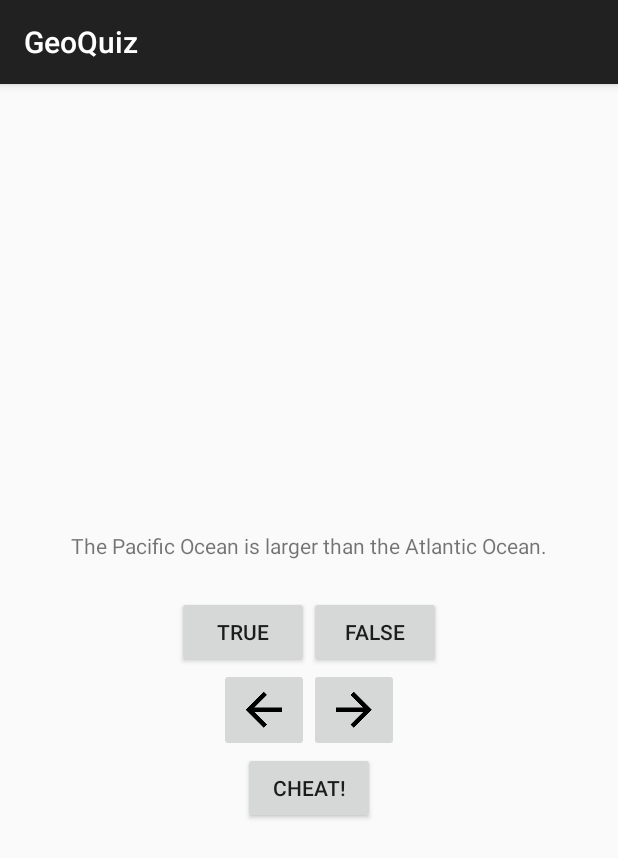
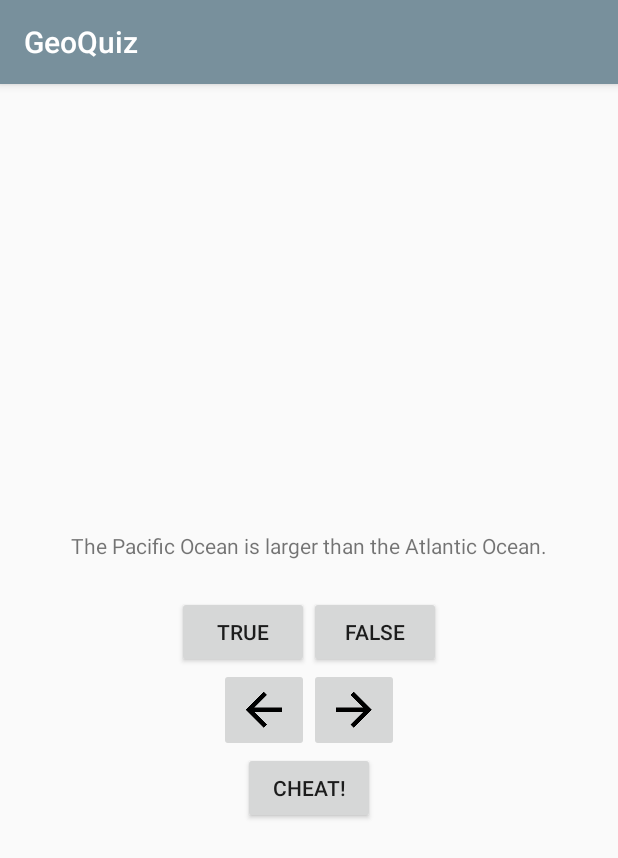
Before and after one commit to andersmurphy/geo-quiz, an Android app: the screen it shows after launch (QuizActivity), on a phone screen of 412 x 824 dp. Shown: the top 858 px of the screen. Run offline under Robolectric (Android 15) with nearby library versions, the phone set to English and light mode, and no system bars; our stand-ins replace ButterKnife.

Commit message:
updates to material theme

```diff
--- a/app/src/main/java/com/andersmurphy/geoquiz/BaseActivity.java
+++ b/app/src/main/java/com/andersmurphy/geoquiz/BaseActivity.java
@@ -5,7 +5,7 @@ import android.support.v7.app.ActionBarActivity;
 
 import butterknife.ButterKnife;
 
-public class BaseActivity extends ActionBarActivity {
+public abstract class BaseActivity extends ActionBarActivity {
 
     @Override
     protected void onCreate(Bundle savedInstanceState) {
--- /dev/null
+++ b/app/src/main/res/values/colors.xml
@@ -0,0 +1,5 @@
+<?xml version="1.0" encoding="utf-8"?>
+<resources>
+    <color name="blue_grey">#78909C</color>
+    <color name="dark_blue_grey">#546E7A</color>
+</resources>
--- a/app/src/main/res/values/styles.xml
+++ b/app/src/main/res/values/styles.xml
@@ -1,8 +1,10 @@
 <resources>
+    <!-- your theme inherits from the material theme -->
+    <style name="AppTheme" parent="Theme.AppCompat.Light.DarkActionBar">
+        <!-- theme customizations -->
+        <item name="colorPrimary">@color/blue_grey</item>
+        <item name="colorAccent">@color/blue_grey</item>
+        <item name="colorPrimaryDark">@color/dark_blue_grey</item>
 
-    <!-- Base application theme. -->
-    <style name="AppTheme" parent="Theme.AppCompat.Light.DarkActionBar">
-        <!-- Customize your theme here. -->
     </style>
-
 </resources>
```
Also changed, not shown: app/build.gradle (+5 -5 lines).
